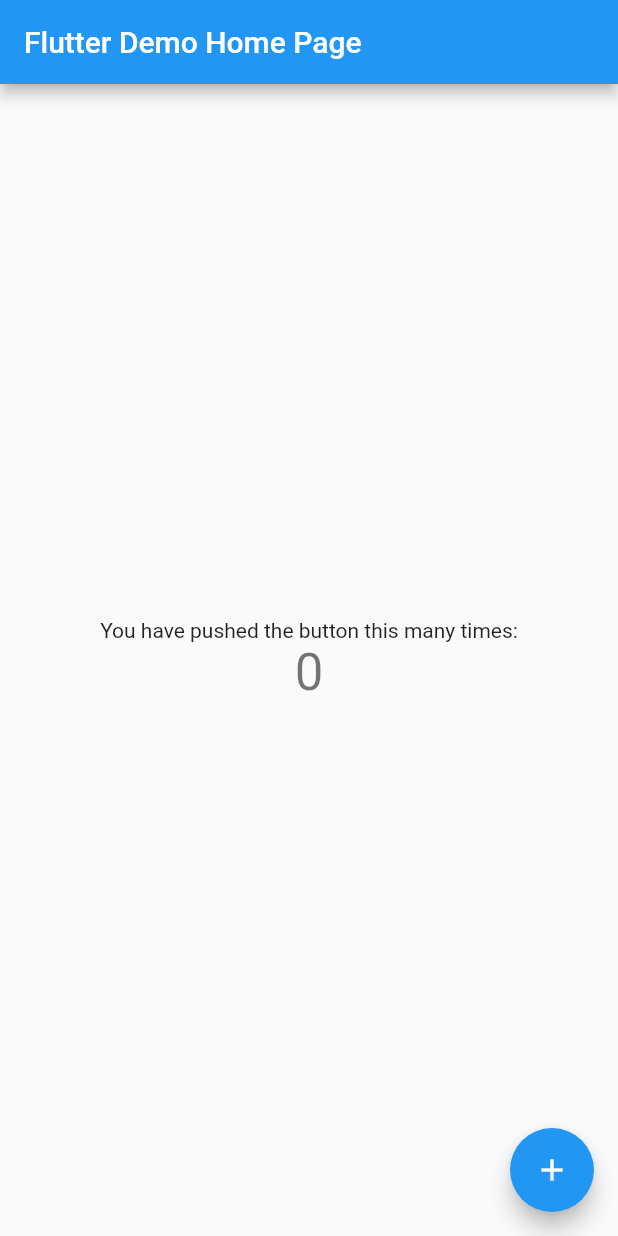
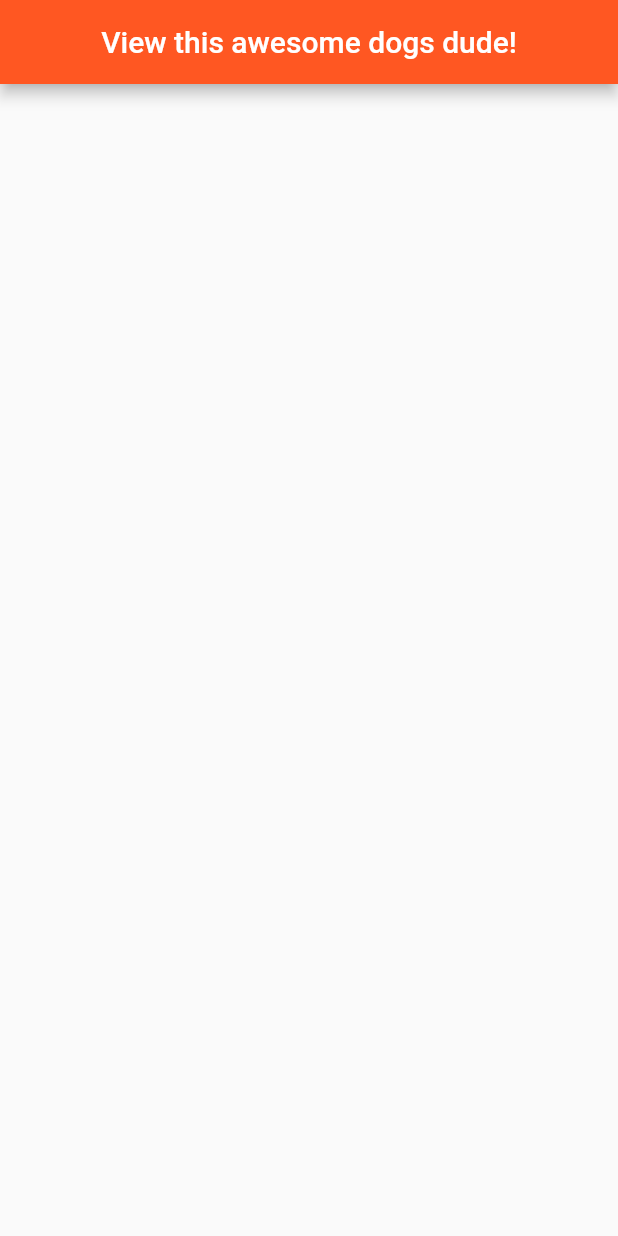
Before and after one commit to JuanGQCadavid/dogsApp, a Flutter app: the screen it shows after launch, on a phone screen of 412 x 824 dp. Run offline on Flutter 3.47's test engine with Material 2 defaults, Android fonts, the phone set to English and light mode, and no system bars.

Commit message:
general structure, starting imagelist

```diff
--- a/dogsinterface/lib/main.dart
+++ b/dogsinterface/lib/main.dart
@@ -1,7 +1,8 @@
+import 'package:dogsinterface/src/app.dart';
 import 'package:flutter/material.dart';
 
 void main() {
-  runApp(MyApp());
+  runApp(App());
 }
 
 class MyApp extends StatelessWidget {
@@ -11,15 +12,7 @@ class MyApp extends StatelessWidget {
     return MaterialApp(
       title: 'Flutter Demo',
       theme: ThemeData(
-        // This is the theme of your application.
-        //
-        // Try running your application with "flutter run". You'll see the
-        // application has a blue toolbar. Then, without quitting the app, try
-        // changing the primarySwatch below to Colors.green and then invoke
-        // "hot reload" (press "r" in the console where you ran "flutter run",
-        // or simply save your changes to "hot reload" in a Flutter IDE).
-        // Notice that the counter didn't reset back to zero; the application
-        // is not restarted.
+
         primarySwatch: Colors.blue,
       ),
       home: MyHomePage(title: 'Flutter Demo Home Page'),
@@ -29,15 +22,6 @@ class MyApp extends StatelessWidget {
 
 class MyHomePage extends StatefulWidget {
   MyHomePage({Key key, this.title}) : super(key: key);
-
-  // This widget is the home page of your application. It is stateful, meaning
-  // that it has a State object (defined below) that contains fields that affect
-  // how it looks.
-
-  // This class is the configuration for the state. It holds the values (in this
-  // case the title) provided by the parent (in this case the App widget) and
-  // used by the build method of the State. Fields in a Widget subclass are
-  // always marked "final".
 
   final String title;
 
@@ -50,47 +34,22 @@ class _MyHomePageState extends State<MyHomePage> {
 
   void _incrementCounter() {
     setState(() {
-      // This call to setState tells the Flutter framework that something has
-      // changed in this State, which causes it to rerun the build method below
-      // so that the display can reflect the updated values. If we changed
-      // _counter without calling setState(), then the build method would not be
-      // called again, and so nothing would appear to happen.
       _counter++;
     });
   }
 
   @override
   Widget build(BuildContext context) {
-    // This method is rerun every time setState is called, for instance as done
-    // by the _incrementCounter method above.
-    //
-    // The Flutter framework has been optimized to make rerunning build methods
-    // fast, so that you can just rebuild anything that needs updating rather
-    // than having to individually change instances of widgets.
+
     return Scaffold(
       appBar: AppBar(
-        // Here we take the value from the MyHomePage object that was created by
-        // the App.build method, and use it to set our appbar title.
+
         title: Text(widget.title),
       ),
       body: Center(
-        // Center is a layout widget. It takes a single child and positions it
-        // in the middle of the parent.
+
         child: Column(
-          // Column is also a layout widget. It takes a list of children and
-          // arranges them vertically. By default, it sizes itself to fit its
-          // children horizontally, and tries to be as tall as its parent.
-          //
-          // Invoke "debug painting" (press "p" in the console, choose the
-          // "Toggle Debug Paint" action from the Flutter Inspector in Android
-          // Studio, or the "Toggle Debug Paint" command in Visual Studio Code)
-          // to see the wireframe for each widget.
-          //
-          // Column has various properties to control how it sizes itself and
-          // how it positions its children. Here we use mainAxisAlignment to
-          // center the children vertically; the main axis here is the vertical
-          // axis because Columns are vertical (the cross axis would be
-          // horizontal).
+
           mainAxisAlignment: MainAxisAlignment.center,
           children: <Widget>[
             Text(
--- /dev/null
+++ b/dogsinterface/lib/src/api_key.dart
@@ -0,0 +1,4 @@
+const ACCESS_KEY =
+    "rzvsSQrpDS6KbbiZZjFKIh5f5tsvX8QM9mBBJ7Rb-ZM";
+const SECRET_KEY =
+    "MLoNYa5KdCxKdCdaMnmTv9tzNHb_Ghvho2vYGvXV0NQ";
--- /dev/null
+++ b/dogsinterface/lib/src/app.dart
@@ -0,0 +1,21 @@
+import 'package:dogsinterface/src/screens/imagelist_screen.dart';
+import 'package:flutter/material.dart';
+
+class App extends StatelessWidget {
+  @override
+  Widget build(BuildContext context) {
+    return MaterialApp(
+      title: "Views home",
+      theme: new ThemeData(
+        primaryColor: Colors.deepOrange
+      ),
+      home: Scaffold(
+        appBar: AppBar(
+          centerTitle: true,
+          title: Text("View this awesome dogs dude!"),
+        ),
+        body: ImageList(),
+      ),
+    );
+  }
+}
--- /dev/null
+++ b/dogsinterface/lib/src/screens/imagelist_screen.dart
@@ -0,0 +1,19 @@
+import 'package:flutter/material.dart';
+import 'dart:convert';
+import 'package:http/http.dart' show get;
+import '../api_key.dart';
+
+class ImageList extends StatefulWidget {
+  createState() {
+    return new ImageListState();
+  }
+}
+
+class ImageListState extends State<ImageList> {
+
+  @override
+  Widget build(BuildContext context) {
+    return Container();
+  }
+
+}
--- a/dogsinterface/pubspec.yaml
+++ b/dogsinterface/pubspec.yaml
@@ -28,6 +28,7 @@ dependencies:
   # The following adds the Cupertino Icons font to your application.
   # Use with the CupertinoIcons class for iOS style icons.
   cupertino_icons: ^1.0.2
+  http: ^0.12.0
 
 dev_dependencies:
   flutter_test:
```
Also changed, not shown: dogsinterface/pubspec.lock, 1 other file.
